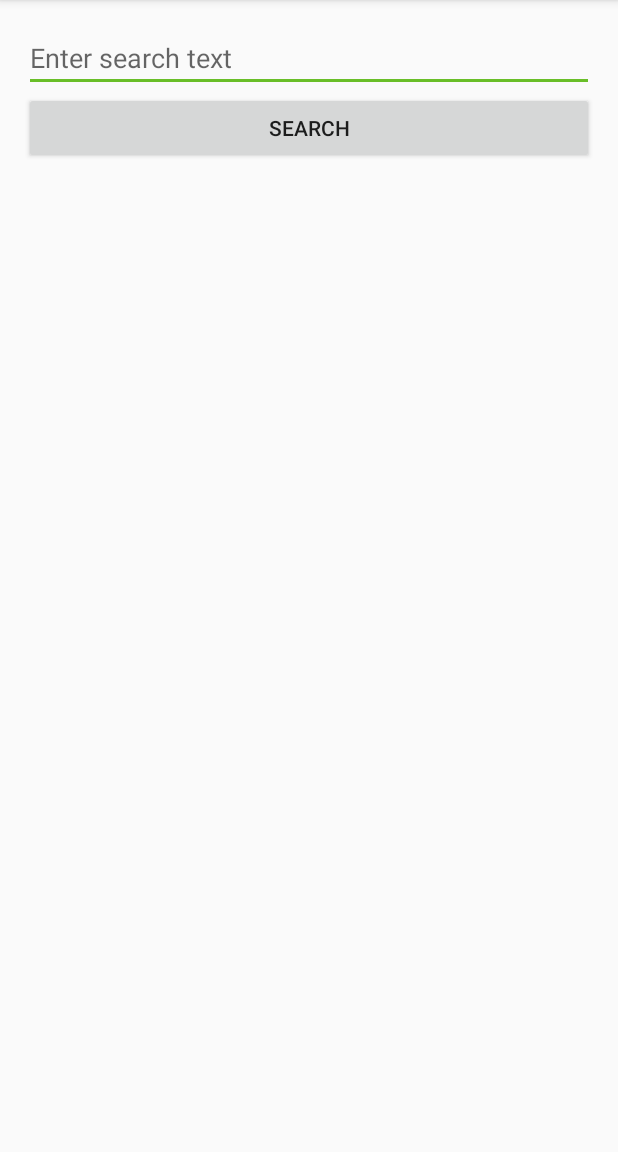
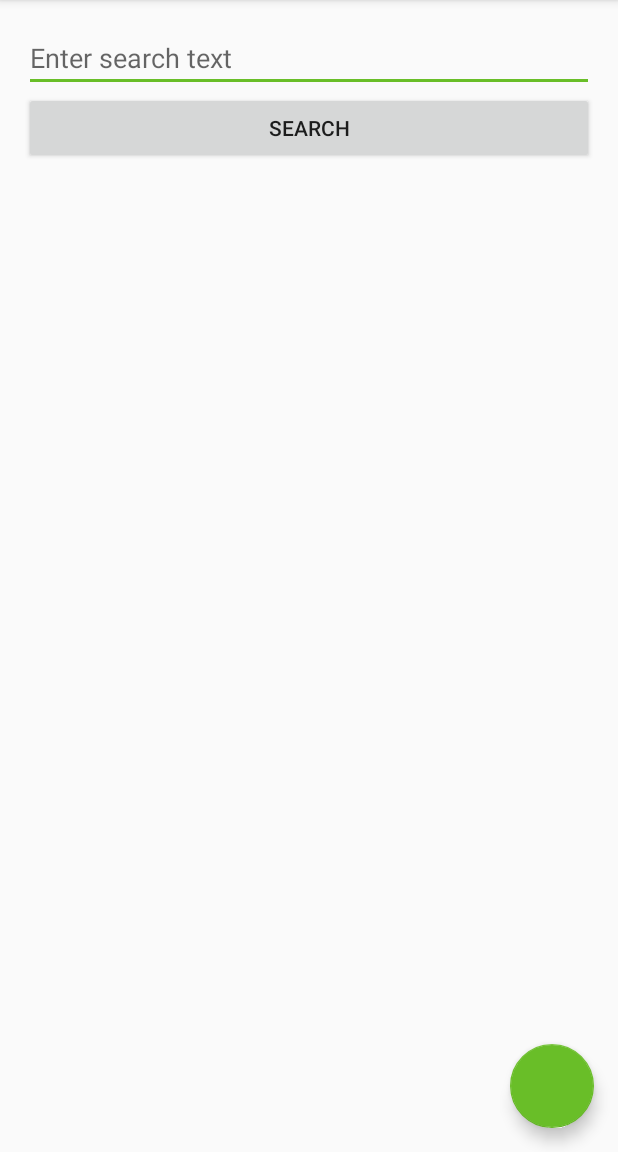
Before and after one commit to amayasan/homeaway, an Android app: the screen it shows after launch (ExploreActivity), on a phone screen of 412 x 824 dp, the part 84-1236 px from its top. Run offline under Robolectric (Android 15) with nearby library versions, the phone set to English and light mode, and no system bars; our stand-ins replace RxJava.

```diff
--- a/ExploreAway/app/build.gradle
+++ b/ExploreAway/app/build.gradle
@@ -33,6 +33,7 @@ dependencies {
     implementation 'androidx.appcompat:appcompat:1.1.0-alpha04'
     implementation 'androidx.constraintlayout:constraintlayout:2.0.0-alpha5'
     implementation 'androidx.lifecycle:lifecycle-extensions:2.1.0-alpha04'
+    implementation 'com.google.android.gms:play-services-maps:16.1.0'
     testImplementation 'junit:junit:4.12'
     androidTestImplementation 'androidx.test:runner:1.2.0-alpha05'
     androidTestImplementation 'androidx.test.espresso:espresso-core:3.2.0-alpha05'
--- a/ExploreAway/app/src/main/java/com/amayasan/exploreaway/AppConstants.kt
+++ b/ExploreAway/app/src/main/java/com/amayasan/exploreaway/AppConstants.kt
@@ -4,6 +4,7 @@ object AppConstants {
     // Intent Keys
     const val VENUE_ID_KEY = "VENUE_ID_KEY"
     const val VENUE_OBJ_KEY = "VENUE_OBJ_KEY"
+    const val VENUES_LIST_KEY = "VENUES_LIST_KEY"
 
     // Values
     const val DOWNTOWN_SEATTLE_LAT = 47.6062
--- a/ExploreAway/app/src/main/java/com/amayasan/exploreaway/ui/fragment/VenueDetailFragment.kt
+++ b/ExploreAway/app/src/main/java/com/amayasan/exploreaway/ui/fragment/VenueDetailFragment.kt
@@ -16,7 +16,7 @@ import kotlinx.android.synthetic.main.venue_detail_fragment.*
 
 class VenueDetailFragment : Fragment() {
 
-    lateinit var mBinding : VenueDetailFragmentBinding
+    private lateinit var mBinding : VenueDetailFragmentBinding
 
     companion object {
         fun newInstance(venue : Model.Venue): VenueDetailFragment {
@@ -65,7 +65,6 @@ class VenueDetailFragment : Fragment() {
         val lat = mVenueDetailViewModel.venue.location.lat
         val lng = mVenueDetailViewModel.venue.location.lng
 
-        var imageUrl = "https://maps.googleapis.com/maps/api/staticmap?center=Downtown,Seattle,WA&zoom=13&size=500x500&maptype=roadmap&markers=color:red%7Clabel:V%7C$lat,$lng&markers=color:green%7Clabel:D%7C${AppConstants.DOWNTOWN_SEATTLE_LAT},${AppConstants.DOWNTOWN_SEATTLE_LNG}&key=${AppConstants.GOOGLE_MAPS_API_KEY}"
-        return imageUrl
+        return "https://maps.googleapis.com/maps/api/staticmap?center=Downtown,Seattle,WA&zoom=13&size=500x500&maptype=roadmap&markers=color:red%7Clabel:V%7C$lat,$lng&markers=color:green%7Clabel:D%7C${AppConstants.DOWNTOWN_SEATTLE_LAT},${AppConstants.DOWNTOWN_SEATTLE_LNG}&key=${AppConstants.GOOGLE_MAPS_API_KEY}"
     }
 }
--- a/ExploreAway/app/src/main/java/com/amayasan/exploreaway/ui/fragment/VenueDetailViewModel.kt
+++ b/ExploreAway/app/src/main/java/com/amayasan/exploreaway/ui/fragment/VenueDetailViewModel.kt
@@ -4,6 +4,5 @@ import androidx.lifecycle.ViewModel
 import com.amayasan.exploreaway.model.Model
 
 class VenueDetailViewModel : ViewModel() {
-    var venueId = ""
     lateinit var venue : Model.Venue
 }
--- a/ExploreAway/app/src/main/java/com/amayasan/exploreaway/ui/fragment/VenueSearchFragment.kt
+++ b/ExploreAway/app/src/main/java/com/amayasan/exploreaway/ui/fragment/VenueSearchFragment.kt
@@ -2,6 +2,7 @@ package com.amayasan.exploreaway.ui.fragment
 
 import android.content.Intent
 import android.os.Bundle
+import android.os.Parcelable
 import android.view.LayoutInflater
 import android.view.View
 import android.view.ViewGroup
@@ -17,6 +18,7 @@ import com.amayasan.exploreaway.AppConstants
 import com.amayasan.exploreaway.model.Model
 import com.amayasan.exploreaway.service.FoursquareApiService
 import com.amayasan.exploreaway.ui.activity.DetailActivity
+import com.amayasan.exploreaway.ui.activity.MapsActivity
 import com.amayasan.exploreaway.ui.adapter.RecyclerBaseAdapter
 import io.reactivex.android.schedulers.AndroidSchedulers
 import io.reactivex.disposables.Disposable
@@ -123,6 +125,11 @@ class VenueSearchFragment : androidx.fragment.app.Fragment() {
         mRecyclerViewAdapter = VenueCardAdapter()
         venue_search_recycler_view.adapter = mRecyclerViewAdapter
 
+        venue_search_fab.setOnClickListener {
+            val intent = Intent(context, MapsActivity::class.java)
+            intent.putParcelableArrayListExtra(AppConstants.VENUES_LIST_KEY, mVenueSearchViewModel.venues.value as java.util.ArrayList<out Parcelable>)
+            startActivity(intent)
+        }
     }
 
     private fun doVenueSearch(query: String) {
--- a/ExploreAway/app/src/main/res/layout/venue_card_view_holder.xml
+++ b/ExploreAway/app/src/main/res/layout/venue_card_view_holder.xml
@@ -41,7 +41,7 @@
             <TextView android:id="@+id/venue_distance"
                       android:layout_width="match_parent"
                       android:layout_height="wrap_content"
-                      android:text="@{viewmodel.location.distanceFromDowntownSeattle()}"
+                      android:text="@{viewmodel.location.getDistanceFromDowntownSeattle()}"
                       android:layout_below="@id/venue_category" />
 
             <ImageView
--- a/ExploreAway/app/src/main/res/layout/venue_search_fragment.xml
+++ b/ExploreAway/app/src/main/res/layout/venue_search_fragment.xml
@@ -1,11 +1,14 @@
 <?xml version="1.0" encoding="utf-8"?>
+<FrameLayout xmlns:android="http://schemas.android.com/apk/res/android"
+             xmlns:tools="http://schemas.android.com/tools"
+             android:id="@+id/venue_search_root_layout"
+             android:layout_width="match_parent"
+             android:layout_height="match_parent">
+
     <LinearLayout
-        xmlns:android="http://schemas.android.com/apk/res/android"
-        xmlns:tools="http://schemas.android.com/tools"
             android:layout_width="match_parent"
-        android:layout_height="match_parent"
+            android:layout_height="wrap_content"
             tools:context=".ui.fragment.VenueSearchFragment"
-        android:id="@+id/venue_search_root_layout"
             android:orientation="vertical"
             android:padding="@dimen/standard_padding">
 
@@ -32,3 +35,12 @@
                 android:scrollbars="vertical"/>
 
     </LinearLayout>
+
+    <com.google.android.material.floatingactionbutton.FloatingActionButton
+            android:id="@+id/venue_search_fab"
+            android:layout_width="wrap_content"
+            android:layout_height="wrap_content"
+            android:layout_gravity="end|bottom"
+            android:layout_margin="16dp"/>
+
+</FrameLayout>
```
Also changed, not shown: ExploreAway/app/src/debug/res/values/google_maps_api.xml (added, +24 -0 lines), ExploreAway/app/src/main/AndroidManifest.xml (+25 -0 lines), ExploreAway/app/src/main/java/com/amayasan/exploreaway/model/Model.kt (+6 -1 lines), ExploreAway/app/src/main/java/com/amayasan/exploreaway/ui/activity/MapsActivity.kt (added, +58 -0 lines), ExploreAway/app/src/main/res/layout/maps_activity.xml (added, +9 -0 lines), 1 other file. Lines whose indentation alone changed are shown as unchanged.
